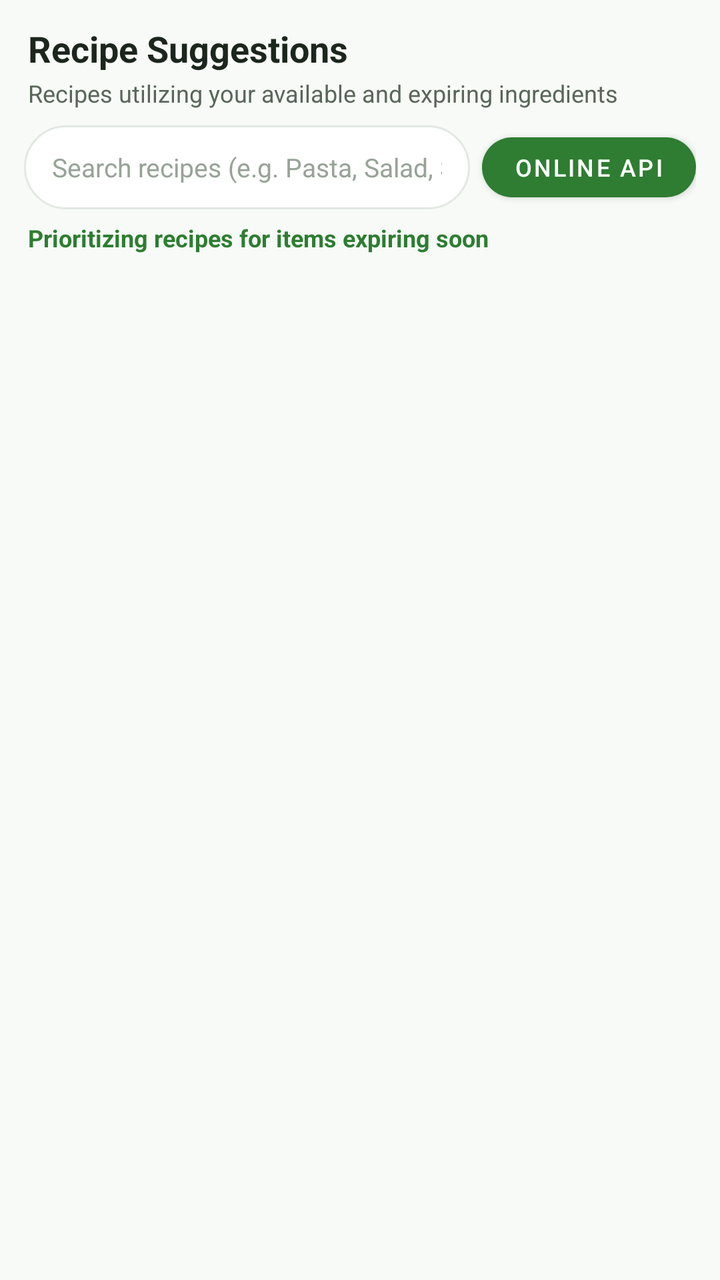
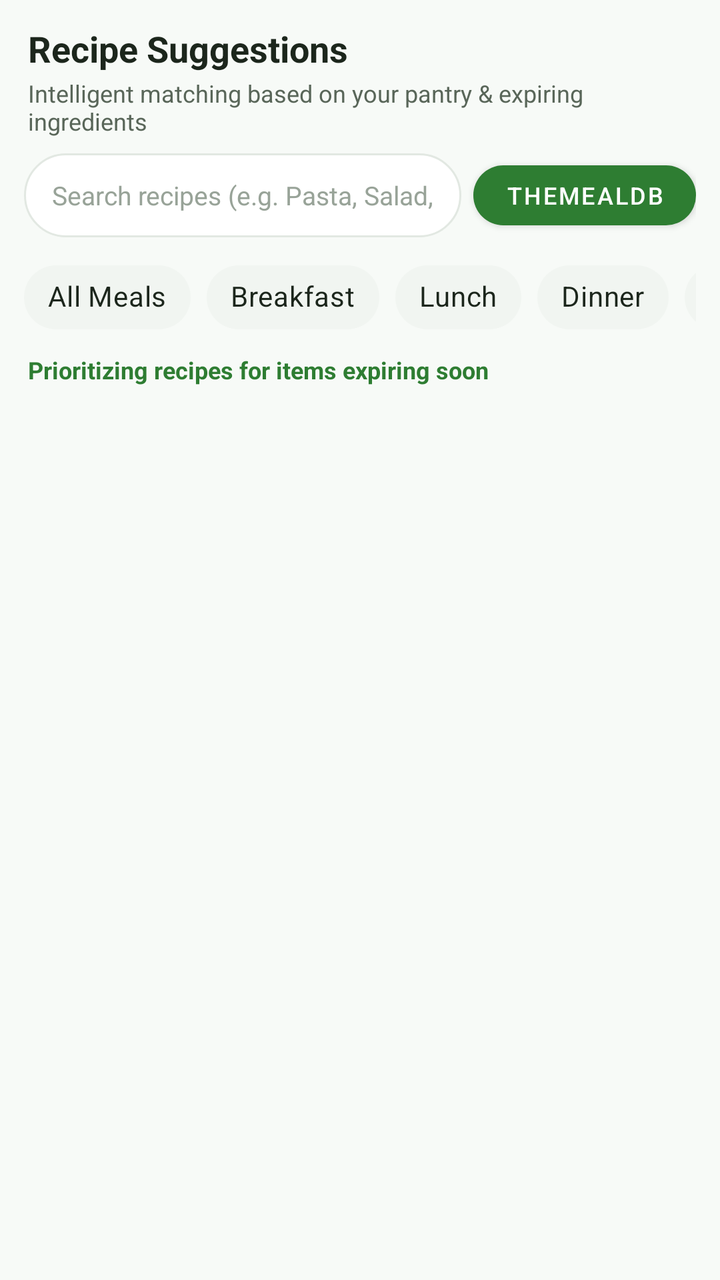

An Android layout rendered at two revisions. The XML below is the earlier revision; the diff shows what the commit changed to produce the second picture.
<!-- AndroidManifest.xml: application theme Theme.FreshCheck -->
<!-- res/layout/fragment_recipes.xml -->
<?xml version="1.0" encoding="utf-8"?>
<LinearLayout
    xmlns:android="http://schemas.android.com/apk/res/android"
    xmlns:app="http://schemas.android.com/apk/res-auto"
    android:layout_width="match_parent"
    android:layout_height="match_parent"
    android:orientation="vertical"
    android:background="@color/background">

    
    <LinearLayout
        android:layout_width="match_parent"
        android:layout_height="wrap_content"
        android:orientation="vertical"
        android:paddingHorizontal="14dp"
        android:paddingTop="12dp">

        <TextView
            android:layout_width="wrap_content"
            android:layout_height="wrap_content"
            android:text="@string/recipes_title"
            android:textColor="@color/text_primary"
            android:textSize="18sp"
            android:textStyle="bold" />

        <TextView
            android:layout_width="wrap_content"
            android:layout_height="wrap_content"
            android:layout_marginTop="2dp"
            android:text="@string/recipes_subtitle"
            android:textColor="@color/text_secondary"
            android:textSize="12sp" />
    </LinearLayout>

    
    <LinearLayout
        android:layout_width="match_parent"
        android:layout_height="wrap_content"
        android:layout_marginHorizontal="12dp"
        android:layout_marginTop="8dp"
        android:orientation="horizontal"
        android:gravity="center_vertical">

        <EditText
            android:id="@+id/et_search_recipe"
            android:layout_width="0dp"
            android:layout_height="42dp"
            android:layout_weight="1"
            android:background="@drawable/bg_search_bar"
            android:paddingHorizontal="14dp"
            android:hint="@string/search_recipes"
            android:textColor="@color/text_primary"
            android:textColorHint="@color/text_hint"
            android:textSize="13sp"
            android:singleLine="true" />

        <com.google.android.material.button.MaterialButton
            android:id="@+id/btn_fetch_online"
            android:layout_width="wrap_content"
            android:layout_height="42dp"
            android:layout_marginStart="6dp"
            android:text="Online API"
            android:textColor="@color/text_on_primary"
            android:textSize="12sp"
            app:backgroundTint="@color/primary"
            app:cornerRadius="20dp" />
    </LinearLayout>

    
    <ProgressBar
        android:id="@+id/pb_recipe_loading"
        style="?android:attr/progressBarStyleHorizontal"
        android:layout_width="match_parent"
        android:layout_height="wrap_content"
        android:indeterminate="true"
        android:visibility="gone" />

    <TextView
        android:id="@+id/tv_recipe_banner"
        android:layout_width="match_parent"
        android:layout_height="wrap_content"
        android:layout_marginHorizontal="14dp"
        android:layout_marginTop="6dp"
        android:layout_marginBottom="4dp"
        android:text="Prioritizing recipes for items expiring soon"
        android:textColor="@color/primary"
        android:textSize="12sp"
        android:textStyle="bold" />

    
    <androidx.recyclerview.widget.RecyclerView
        android:id="@+id/rv_recipes"
        android:layout_width="match_parent"
        android:layout_height="0dp"
        android:layout_weight="1"
        android:clipToPadding="false"
        android:paddingBottom="24dp" />

    
    <LinearLayout
        android:id="@+id/layout_empty_recipes"
        android:layout_width="match_parent"
        android:layout_height="match_parent"
        android:orientation="vertical"
        android:gravity="center"
        android:padding="24dp"
        android:visibility="gone">

        <ImageView
            android:layout_width="64dp"
            android:layout_height="64dp"
            android:contentDescription="Empty"
            android:src="@drawable/ic_recipes"
            app:tint="@color/text_hint" />

        <TextView
            android:layout_width="wrap_content"
            android:layout_height="wrap_content"
            android:layout_marginTop="12dp"
            android:text="@string/empty_recipes"
            android:textColor="@color/text_secondary"
            android:textSize="14sp" />
    </LinearLayout>
</LinearLayout>
<!-- resources referenced by this layout -->
<resources>
  <color name="background">#F7FAF7</color>
  <color name="primary">#2E7D32</color>
  <color name="text_hint">#98A398</color>
  <color name="text_on_primary">#FFFFFF</color>
  <color name="text_primary">#1C261C</color>
  <color name="text_secondary">#596659</color>
  <!-- drawable bg_search_bar (drawable) -->
  <?xml version="1.0" encoding="utf-8"?>
  <shape xmlns:android="http://schemas.android.com/apk/res/android"
      android:shape="rectangle">
      <corners android:radius="24dp" />
      <solid android:color="@color/surface" />
      <stroke android:width="1dp" android:color="@color/card_border" />
  </shape>
  <!-- drawable ic_recipes (drawable) -->
  <vector xmlns:android="http://schemas.android.com/apk/res/android"
      android:width="24dp"
      android:height="24dp"
      android:viewportWidth="24"
      android:viewportHeight="24">
      <path
          android:fillColor="#FF2E7D32"
          android:pathData="M18.06,22.99h1.66c0.84,0 1.53,-0.64 1.63,-1.48L23,5.05h-5v17.94zM1,18v3c0,1.1 0.9,2 2,2h13v-5H1zm15,-8h-1V7c0,-2.76 -2.24,-5 -5,-5S5,4.24 5,7v3H4c-1.1,0 -2,0.9 -2,2v4h14v-4c0,-1.1 -0.9,-2 -2,-2zm-4,0H8V7c0,-1.66 1.34,-3 3,-3s3,1.34 3,3v3z"/>
  </vector>
  <string name="empty_recipes">No recipes found matching these ingredients.</string>
  <string name="recipes_subtitle">Recipes utilizing your available and expiring ingredients</string>
  <string name="recipes_title">Recipe Suggestions</string>
  <string name="search_recipes">Search recipes (e.g. Pasta, Salad, Soup)...</string>
  <style name="Theme.FreshCheck" parent="Theme.MaterialComponents.DayNight.NoActionBar">
          
          <item name="colorPrimary">@color/primary</item>
          <item name="colorPrimaryVariant">@color/primary_dark</item>
          <item name="colorOnPrimary">@color/text_on_primary</item>
          <item name="colorSecondary">@color/accent</item>
          <item name="colorSecondaryVariant">@color/primary</item>
          <item name="colorOnSecondary">@color/text_on_primary</item>
  
          
          <item name="android:colorBackground">@color/background</item>
          <item name="colorSurface">@color/surface</item>
          <item name="colorOnSurface">@color/text_primary</item>
  
          
          <item name="android:statusBarColor">@color/primary_dark</item>
          <item name="android:windowLightStatusBar">false</item>
  
          
          <item name="cardViewStyle">@style/Widget.FreshCheck.CardView</item>
      </style>
  <color name="surface">#FFFFFF</color>
  <color name="card_border">#E2E8E2</color>
  <color name="primary_dark">#1B5E20</color>
  <color name="accent">#4CAF50</color>
  <style name="Widget.FreshCheck.CardView" parent="Widget.MaterialComponents.CardView">
          <item name="cardCornerRadius">@dimen/card_corner_radius</item>
          <item name="cardElevation">@dimen/card_elevation</item>
          <item name="cardBackgroundColor">@color/card_background</item>
      </style>
  <dimen name="card_corner_radius">12dp</dimen>
  <dimen name="card_elevation">2dp</dimen>
  <color name="card_background">#FFFFFF</color>
</resources>

<!-- the commit's change to res/layout/fragment_recipes.xml (unified diff, before → after) -->
@@ -27,7 +27,7 @@
             android:layout_width="wrap_content"
             android:layout_height="wrap_content"
             android:layout_marginTop="2dp"
-            android:text="@string/recipes_subtitle"
+            android:text="Intelligent matching based on your pantry &amp; expiring ingredients"
             android:textColor="@color/text_secondary"
             android:textSize="12sp" />
     </LinearLayout>
@@ -59,12 +59,64 @@
             android:layout_width="wrap_content"
             android:layout_height="42dp"
             android:layout_marginStart="6dp"
-            android:text="Online API"
+            android:text="TheMealDB"
             android:textColor="@color/text_on_primary"
             android:textSize="12sp"
             app:backgroundTint="@color/primary"
             app:cornerRadius="20dp" />
     </LinearLayout>
+
+    
+    <HorizontalScrollView
+        android:layout_width="match_parent"
+        android:layout_height="wrap_content"
+        android:layout_marginTop="6dp"
+        android:scrollbars="none"
+        android:paddingHorizontal="12dp">
+
+        <com.google.android.material.chip.ChipGroup
+            android:id="@+id/chip_group_recipe_category"
+            android:layout_width="wrap_content"
+            android:layout_height="wrap_content"
+            app:singleSelection="true">
+
+            <com.google.android.material.chip.Chip
+                android:id="@+id/chip_recipe_cat_all"
+                style="@style/Widget.FreshCheck.Chip"
+                android:layout_width="wrap_content"
+                android:layout_height="wrap_content"
+                android:checked="true"
+                android:text="All Meals" />
+
+            <com.google.android.material.chip.Chip
+                android:id="@+id/chip_recipe_cat_breakfast"
+                style="@style/Widget.FreshCheck.Chip"
+                android:layout_width="wrap_content"
+                android:layout_height="wrap_content"
+                android:text="Breakfast" />
+
+            <com.google.android.material.chip.Chip
+                android:id="@+id/chip_recipe_cat_lunch"
+                style="@style/Widget.FreshCheck.Chip"
+                android:layout_width="wrap_content"
+                android:layout_height="wrap_content"
+                android:text="Lunch" />
+
+            <com.google.android.material.chip.Chip
+                android:id="@+id/chip_recipe_cat_dinner"
+                style="@style/Widget.FreshCheck.Chip"
+                android:layout_width="wrap_content"
+                android:layout_height="wrap_content"
+                android:text="Dinner" />
+
+            <com.google.android.material.chip.Chip
+                android:id="@+id/chip_recipe_cat_snacks"
+                style="@style/Widget.FreshCheck.Chip"
+                android:layout_width="wrap_content"
+                android:layout_height="wrap_content"
+                android:text="Snacks" />
+        </com.google.android.material.chip.ChipGroup>
+    </HorizontalScrollView>
 
     
     <ProgressBar
@@ -80,7 +132,7 @@
         android:layout_width="match_parent"
         android:layout_height="wrap_content"
         android:layout_marginHorizontal="14dp"
-        android:layout_marginTop="6dp"
+        android:layout_marginTop="4dp"
         android:layout_marginBottom="4dp"
         android:text="Prioritizing recipes for items expiring soon"
         android:textColor="@color/primary"
<!-- resource entries referenced after the edit -->
@@ -25,9 +25,13 @@
           android:pathData="M18.06,22.99h1.66c0.84,0 1.53,-0.64 1.63,-1.48L23,5.05h-5v17.94zM1,18v3c0,1.1 0.9,2 2,2h13v-5H1zm15,-8h-1V7c0,-2.76 -2.24,-5 -5,-5S5,4.24 5,7v3H4c-1.1,0 -2,0.9 -2,2v4h14v-4c0,-1.1 -0.9,-2 -2,-2zm-4,0H8V7c0,-1.66 1.34,-3 3,-3s3,1.34 3,3v3z"/>
   </vector>
   <string name="empty_recipes">No recipes found matching these ingredients.</string>
-  <string name="recipes_subtitle">Recipes utilizing your available and expiring ingredients</string>
   <string name="recipes_title">Recipe Suggestions</string>
   <string name="search_recipes">Search recipes (e.g. Pasta, Salad, Soup)...</string>
+  <style name="Widget.FreshCheck.Chip" parent="Widget.MaterialComponents.Chip.Choice">
+          <item name="chipCornerRadius">@dimen/chip_corner_radius</item>
+          <item name="chipBackgroundColor">@color/surface_variant</item>
+          <item name="android:textColor">@color/text_primary</item>
+      </style>
   <style name="Theme.FreshCheck" parent="Theme.MaterialComponents.DayNight.NoActionBar">
           
           <item name="colorPrimary">@color/primary</item>
@@ -51,6 +55,8 @@
       </style>
   <color name="surface">#FFFFFF</color>
   <color name="card_border">#E2E8E2</color>
+  <dimen name="chip_corner_radius">16dp</dimen>
+  <color name="surface_variant">#F1F5F1</color>
   <color name="primary_dark">#1B5E20</color>
   <color name="accent">#4CAF50</color>
   <style name="Widget.FreshCheck.CardView" parent="Widget.MaterialComponents.CardView">
